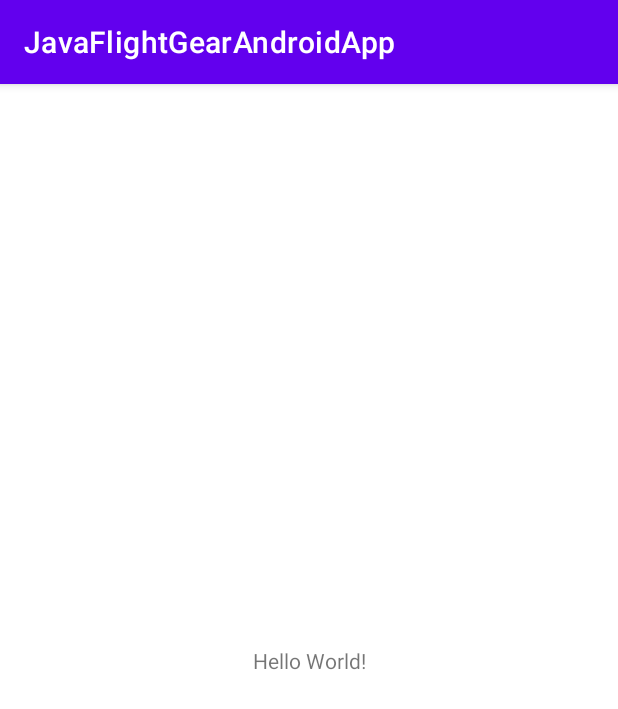
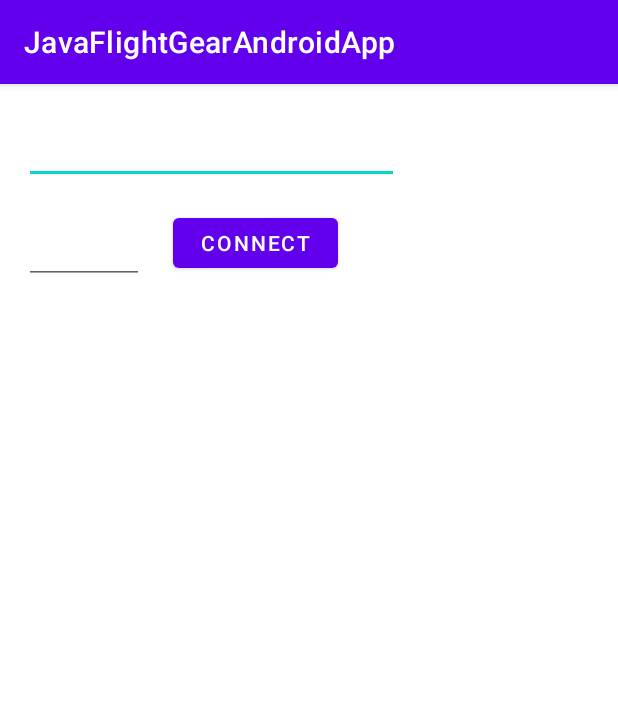
Before and after one commit to yahavz100/FlightGear-Android-App, an Android app: the screen it shows after launch (MainActivity), on a phone screen of 412 x 824 dp. Shown: the top 709 px of the screen. Run offline under Robolectric (Android 15) with nearby library versions, the phone set to English and light mode, and no system bars.

Commit message:
Done ConnectionViewModel, Client model and interface, databinded to MainActivity. Need to finish connect button,connection status.

```diff
--- /dev/null
+++ b/app/src/main/java/com/example/javaflightgearandroidapp/Model/IClient.java
@@ -0,0 +1,6 @@
+package com.example.javaflightgearandroidapp.Model;
+
+public interface IClient {
+    void connect(String IPAddress, int port);
+    void disconnect();
+}
--- a/app/src/main/res/layout/activity_main.xml
+++ b/app/src/main/res/layout/activity_main.xml
@@ -1,18 +1,46 @@
 <?xml version="1.0" encoding="utf-8"?>
-<androidx.constraintlayout.widget.ConstraintLayout xmlns:android="http://schemas.android.com/apk/res/android"
-    xmlns:app="http://schemas.android.com/apk/res-auto"
+<androidx.constraintlayout.widget.ConstraintLayout xmlns:app="http://schemas.android.com/apk/res-auto"
     xmlns:tools="http://schemas.android.com/tools"
     android:layout_width="match_parent"
     android:layout_height="match_parent"
-    tools:context=".MainActivity">
+    xmlns:android="http://schemas.android.com/apk/res/android">
 
-    <TextView
-        android:layout_width="wrap_content"
-        android:layout_height="wrap_content"
-        android:text="Hello World!"
+    <EditText
+        android:id="@+id/IPAddress"
+        android:layout_width="250dp"
+        android:layout_height="50dp"
         app:layout_constraintBottom_toBottomOf="parent"
-        app:layout_constraintLeft_toLeftOf="parent"
-        app:layout_constraintRight_toRightOf="parent"
-        app:layout_constraintTop_toTopOf="parent" />
+        app:layout_constraintEnd_toEndOf="parent"
+        app:layout_constraintHorizontal_bias="0.099"
+        app:layout_constraintStart_toStartOf="parent"
+        app:layout_constraintTop_toTopOf="parent"
+        app:layout_constraintVertical_bias="0.023">
+    </EditText>
+
+    <EditText
+        android:id="@+id/port"
+        android:layout_width="80dp"
+        android:layout_height="50dp"
+        app:layout_constraintBottom_toBottomOf="parent"
+        app:layout_constraintEnd_toEndOf="parent"
+        app:layout_constraintHorizontal_bias="0.048"
+        app:layout_constraintStart_toStartOf="parent"
+        app:layout_constraintTop_toTopOf="parent"
+        app:layout_constraintVertical_bias="0.116" />
+
+    <Button
+        android:id="@+id/connectButton"
+        android:layout_width="110dp"
+        android:layout_height="45dp"
+        android:onClick="connectToServer"
+        android:text="Connect"
+        app:layout_constraintBottom_toBottomOf="parent"
+        app:layout_constraintEnd_toEndOf="parent"
+        app:layout_constraintHorizontal_bias="0.382"
+        app:layout_constraintStart_toStartOf="parent"
+        app:layout_constraintTop_toTopOf="parent"
+        app:layout_constraintVertical_bias="0.115">
+
+    </Button>
 
 </androidx.constraintlayout.widget.ConstraintLayout>
```
Also changed, not shown: app/src/main/java/com/example/javaflightgearandroidapp/MainActivity.java (+18 -0 lines), app/src/main/java/com/example/javaflightgearandroidapp/Model/ActiveClientModel.java (added, +44 -0 lines), app/src/main/java/com/example/javaflightgearandroidapp/Model/Client.java (added, +64 -0 lines), app/src/main/java/com/example/javaflightgearandroidapp/ViewModel/ConnectionViewModel.java (added, +22 -0 lines).
